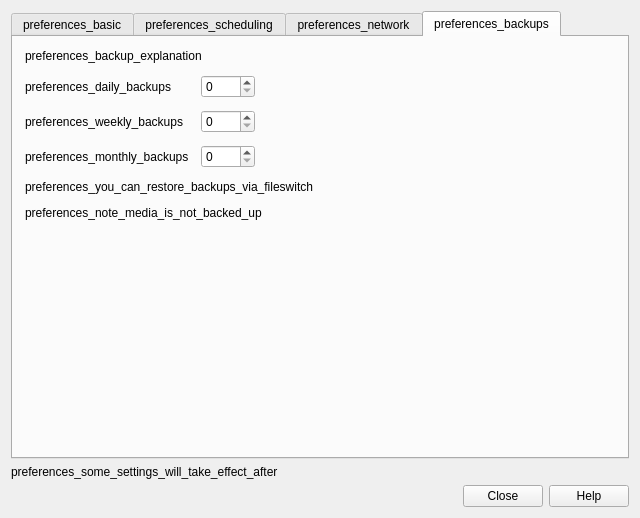
This is qt/aqt/forms/preferences.ui in ankitects/anki as Qt 5 draws it before an edit. The edited form follows.
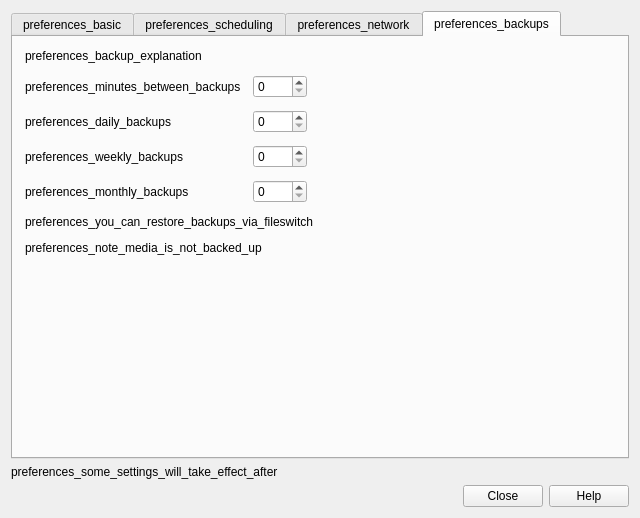
This is the edited form. The open tabs and pages were chosen to show the change.

Commit message: Switch to a user-configurable backup duration

What changed in the file:
```diff
--- a/qt/aqt/forms/preferences.ui
+++ b/qt/aqt/forms/preferences.ui
@@ -502,76 +502,103 @@
        </item>
        <item>
         <layout class="QGridLayout" name="gridLayout">
-         <item row="2" column="1">
-          <widget class="QSpinBox" name="weekly_backups">
+         <item row="4" column="1">
+          <widget class="QSpinBox" name="monthly_backups">
            <property name="maximum">
             <number>9999</number>
            </property>
           </widget>
          </item>
-         <item row="0" column="1">
+         <item row="1" column="2">
+          <spacer name="horizontalSpacer_5">
+           <property name="orientation">
+            <enum>Qt::Horizontal</enum>
+           </property>
+           <property name="sizeHint" stdset="0">
+            <size>
+             <width>40</width>
+             <height>20</height>
+            </size>
+           </property>
+          </spacer>
+         </item>
+         <item row="1" column="1">
           <widget class="QSpinBox" name="daily_backups">
            <property name="maximum">
             <number>9999</number>
            </property>
           </widget>
          </item>
-         <item row="2" column="0">
-          <widget class="QLabel" name="label_5">
-           <property name="text">
-            <string>preferences_weekly_backups</string>
+         <item row="4" column="2">
+          <spacer name="horizontalSpacer_7">
+           <property name="orientation">
+            <enum>Qt::Horizontal</enum>
            </property>
-          </widget>
+           <property name="sizeHint" stdset="0">
+            <size>
+             <width>40</width>
+             <height>20</height>
+            </size>
+           </property>
+          </spacer>
          </item>
-         <item row="0" column="0">
+         <item row="1" column="0">
           <widget class="QLabel" name="label_3">
            <property name="text">
             <string>preferences_daily_backups</string>
            </property>
           </widget>
          </item>
-         <item row="3" column="1">
-          <widget class="QSpinBox" name="monthly_backups">
-           <property name="maximum">
-            <number>9999</number>
-           </property>
-          </widget>
-         </item>
-         <item row="3" column="0">
+         <item row="4" column="0">
           <widget class="QLabel" name="label_6">
            <property name="text">
             <string>preferences_monthly_backups</string>
            </property>
           </widget>
          </item>
-         <item row="0" column="2">
-          <spacer name="horizontalSpacer_5">
-           <property name="orientation">
-            <enum>Qt::Horizontal</enum>
+         <item row="3" column="1">
+          <widget class="QSpinBox" name="weekly_backups">
+           <property name="maximum">
+            <number>9999</number>
            </property>
-           <property name="sizeHint" stdset="0">
-            <size>
-             <width>40</width>
-             <height>20</height>
-            </size>
-           </property>
-          </spacer>
+          </widget>
          </item>
-         <item row="2" column="2">
-          <spacer name="horizontalSpacer_6">
-           <property name="orientation">
-            <enum>Qt::Horizontal</enum>
+         <item row="3" column="0">
+          <widget class="QLabel" name="label_5">
+           <property name="text">
+            <string>preferences_weekly_backups</string>
            </property>
-           <property name="sizeHint" stdset="0">
-            <size>
-             <width>40</width>
-             <height>20</height>
-            </size>
-           </property>
-          </spacer>
+          </widget>
          </item>
          <item row="3" column="2">
-          <spacer name="horizontalSpacer_7">
+          <spacer name="horizontalSpacer_6">
+           <property name="orientation">
+            <enum>Qt::Horizontal</enum>
+           </property>
+           <property name="sizeHint" stdset="0">
+            <size>
+             <width>40</width>
+             <height>20</height>
+            </size>
+           </property>
+          </spacer>
+         </item>
+         <item row="0" column="0">
+          <widget class="QLabel" name="label_7">
+           <property name="text">
+            <string>preferences_minutes_between_backups</string>
+           </property>
+          </widget>
+         </item>
+         <item row="0" column="1">
+          <widget class="QSpinBox" name="minutes_between_backups">
+           <property name="maximum">
+            <number>9999</number>
+           </property>
+          </widget>
+         </item>
+         <item row="0" column="2">
+          <spacer name="horizontalSpacer_8">
            <property name="orientation">
             <enum>Qt::Horizontal</enum>
            </property>
```
Left out of the diff: 3 changed lines with no effect on the pictures. The commit also changes 9 other files.
